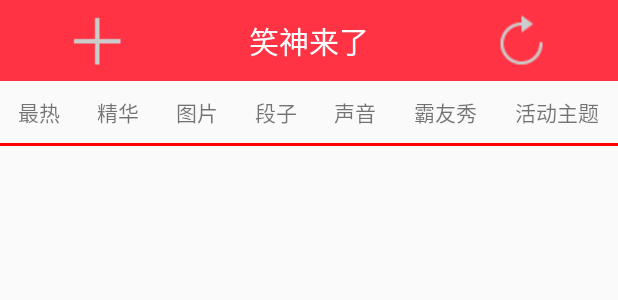
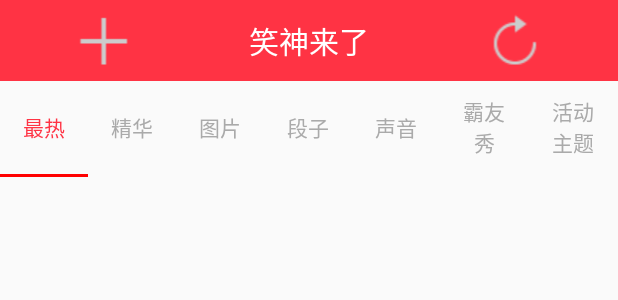
Before and after one commit to UserNameBoss/GraduateAPP2, an Android app: the layout frament__hot.xml on its own in the app's theme, with its tools: preview values and no code run, on a phone screen of 412 x 824 dp. Shown: the top 300 px of the screen. Run offline under Robolectric (Android 15) with nearby library versions, the phone set to English and light mode, and no system bars.

Commit message:
笑神的七个Fragment完成

```diff
--- a/app/src/main/java/com/example/yangxiaolong/graduateapp/frament/Fragment_message.java
+++ b/app/src/main/java/com/example/yangxiaolong/graduateapp/frament/Fragment_message.java
@@ -6,6 +6,7 @@ import android.support.v4.app.Fragment;
 import android.view.LayoutInflater;
 import android.view.View;
 import android.view.ViewGroup;
+import android.widget.TextView;
 
 import com.example.yangxiaolong.graduateapp.R;
 
@@ -13,7 +14,6 @@ import com.example.yangxiaolong.graduateapp.R;
  * A simple {@link Fragment} subclass.
  */
 public class Fragment_message extends Fragment {
-
 
     public Fragment_message() {
         // Required empty public constructor
--- a/app/src/main/java/com/example/yangxiaolong/graduateapp/frament/childframent/Fragment_hot.java
+++ b/app/src/main/java/com/example/yangxiaolong/graduateapp/frament/childframent/Fragment_hot.java
@@ -24,7 +24,7 @@ public class Fragment_hot extends Fragment {
     public View onCreateView(LayoutInflater inflater, ViewGroup container,
                              Bundle savedInstanceState) {
         // Inflate the layout for this fragment
-        return inflater.inflate(R.layout.frament__hot, container, false);
+        return inflater.inflate(R.layout.fragment_hot02, container, false);
     }
 
 }
--- /dev/null
+++ b/app/src/main/res/layout/fragment_hot02.xml
@@ -0,0 +1,6 @@
+<?xml version="1.0" encoding="utf-8"?>
+<LinearLayout xmlns:android="http://schemas.android.com/apk/res/android"
+    android:orientation="vertical" android:layout_width="match_parent"
+    android:layout_height="match_parent">
+
+</LinearLayout>
--- a/app/src/main/res/layout/frament__hot.xml
+++ b/app/src/main/res/layout/frament__hot.xml
@@ -2,143 +2,188 @@
     android:layout_width="match_parent"
     android:layout_height="match_parent"
     android:orientation="vertical">
-
+<!--笑神来了-->
     <LinearLayout
         android:layout_width="match_parent"
         android:layout_height="wrap_content"
         android:background="#ff3344"
-        android:orientation="horizontal">
+        android:orientation="horizontal"
+        >
 
-    <ImageView
-        android:layout_weight="1"
-        android:layout_width="wrap_content"
-        android:layout_height="wrap_content"
-        android:src="@drawable/icon_add"
-        android:id="@+id/imageView_add"
-        android:layout_gravity="right"/>
+        <ImageView
+            android:id="@+id/imageView_add"
+            android:layout_width="0dp"
+            android:layout_height="wrap_content"
+            android:layout_gravity="right"
+            android:layout_weight="1"
+            android:src="@drawable/icon_add"
+            />
 
-    <TextView
-        android:layout_width="wrap_content"
-        android:layout_height="match_parent"
-        android:text="笑神来了"
-        android:layout_weight="1"
-        android:gravity="center"
-        android:textSize="20sp"
-        android:textColor="@android:color/white"/>
+        <TextView
+            android:layout_width="0dp"
+            android:layout_height="match_parent"
+            android:layout_weight="1"
+            android:gravity="center"
+            android:text="笑神来了"
+            android:textColor="@android:color/white"
+            android:textSize="20sp" />
 
-    <ImageView
-        android:layout_weight="1"
-        android:layout_width="wrap_content"
-        android:layout_height="match_parent"
-        android:src="@drawable/hot_refresh_level"
-        android:id="@+id/imageView_refresh"/>
+        <ImageView
+            android:id="@+id/imageView_refresh"
+            android:layout_width="0dp"
+            android:layout_height="match_parent"
+            android:layout_weight="1"
+            android:src="@drawable/hot_refresh_level" />
     </LinearLayout>
 
+<!--整个标题外层-->
     <LinearLayout
         android:layout_width="match_parent"
-        android:orientation="vertical"
-        android:layout_height="wrap_content">
-        <LinearLayout
-            android:layout_width="match_parent"
-            android:layout_height="match_parent">
-       <TextView
+        android:layout_height="wrap_content"
+        android:orientation="vertical">
+<!--标题-->
+            <LinearLayout
+                android:layout_width="match_parent"
+                android:layout_height="match_parent"
+                android:id="@+id/linearLayout_title"
+                android:orientation="horizontal">
 
-           android:layout_width="wrap_content"
-           android:layout_height="match_parent"
-           android:text="最热"
-           android:layout_weight="1"
-           android:layout_margin="10dp"
-           android:id="@+id/textView_hot"
-           android:gravity="center"/>
-            <TextView
-                android:layout_width="wrap_content"
-                android:layout_height="match_parent"
-                android:text="精华"
-                android:layout_weight="1"
-                android:layout_margin="10dp"
-                android:id="@+id/textView_essence"
-                android:gravity="center"/>
-            <TextView
-                android:layout_width="wrap_content"
-                android:layout_height="match_parent"
-                android:text="图片"
-                android:layout_weight="1"
-                android:layout_margin="10dp"
-                android:id="@+id/textView_image"
-                android:gravity="center"/>
-            <TextView
-                android:layout_width="wrap_content"
-                android:layout_height="match_parent"
-                android:text="段子"
-                android:layout_weight="1"
-                android:layout_margin="10dp"
-                android:id="@+id/textView_section"
-                android:gravity="center"/>
-            <TextView
-                android:layout_width="wrap_content"
-                android:layout_height="match_parent"
-                android:text="声音"
-                android:layout_weight="1"
-                android:layout_margin="10dp"
-                android:id="@+id/textView_sound"
-                android:gravity="center"/>
+                <TextView
+                    android:id="@+id/textView_hot"
+                    android:layout_width="0dp"
+                    android:layout_height="match_parent"
+                    android:layout_margin="10dp"
+                    android:layout_weight="1"
+                    android:gravity="center"
+                    android:text="最热"
+                    android:textColor="#ff3344"
+                    />
 
-            <TextView
-                android:layout_width="wrap_content"
-                android:layout_height="match_parent"
-                android:text="霸友秀"
-                android:layout_weight="1"
-                android:layout_margin="10dp"
-                android:id="@+id/textView_tyrant"
-                android:gravity="center"/>
-            <TextView
-                android:layout_width="wrap_content"
-                android:layout_height="match_parent"
-                android:text="活动主题"
-                android:layout_weight="1"
-                android:layout_margin="10dp"
-                android:id="@+id/textView_activityThem"
-                android:gravity="center"/>
-        </LinearLayout>
-        <LinearLayout
-            android:orientation="horizontal"
-            android:layout_width="match_parent"
-            android:layout_height="wrap_content">
-            <ImageView
+                <TextView
+                    android:id="@+id/textView_essence"
+                    android:layout_width="0dp"
+                    android:layout_height="match_parent"
+                    android:layout_margin="10dp"
+                    android:layout_weight="1"
+                    android:gravity="center"
+                    android:text="精华"
+                    android:textColor="@android:color/darker_gray"/>
+
+                <TextView
+                    android:id="@+id/textView_image"
+                    android:layout_width="0dp"
+                    android:layout_height="match_parent"
+                    android:layout_margin="10dp"
+                    android:layout_weight="1"
+                    android:gravity="center"
+                    android:text="图片"
+                    android:textColor="@android:color/darker_gray"/>
+
+                <TextView
+                    android:id="@+id/textView_section"
+                    android:layout_width="0dp"
+                    android:layout_height="match_parent"
+                    android:layout_margin="10dp"
+                    android:layout_weight="1"
+                    android:gravity="center"
+                    android:text="段子"
+                    android:textColor="@android:color/darker_gray"/>
+
+                <TextView
+                    android:id="@+id/textView_sound"
+                    android:layout_width="0dp"
+                    android:layout_height="match_parent"
+                    android:layout_margin="10dp"
+                    android:layout_weight="1"
+                    android:gravity="center"
+                    android:text="声音"
+                    android:textColor="@android:color/darker_gray"/>
+
+                <TextView
+                    android:id="@+id/textView_tyrant"
+                    android:layout_width="0dp"
+                    android:layout_height="match_parent"
+                    android:layout_margin="10dp"
+                    android:layout_weight="1"
+                    android:gravity="center"
+                    android:text="霸友秀"
+                    android:textColor="@android:color/darker_gray"/>
+
+                <TextView
+                    android:id="@+id/textView_activityThem"
+                    android:layout_width="0dp"
+                    android:layout_height="match_parent"
+                    android:layout_margin="10dp"
+                    android:layout_weight="1"
+                    android:gravity="center"
+                    android:text="活动主题"
+                    android:textColor="@android:color/darker_gray"/>
+            </LinearLayout>
+   <!--线条-->
+            <LinearLayout
                 android:layout_width="match_parent"
-                android:layout_height="2dp"
-                android:id="@+id/imageView_hot"
-                android:background="#ff0000"/>
-            <ImageView
-                android:layout_width="match_parent"
-                android:layout_height="2dp"
-                android:id="@+id/imageView_essence"
-                android:background="#ff0000"/>
-            <ImageView
-                android:layout_width="match_parent"
-                android:layout_height="2dp"
-                android:id="@+id/imageView_image"
-                android:background="#ff0000"/>
-            <ImageView
-            android:layout_width="match_parent"
-            android:layout_height="2dp"
-            android:id="@+id/imageView_section"
-            android:background="#ff0000"/>
-            <ImageView
-                android:layout_width="match_parent"
-                android:layout_height="2dp"
-                android:id="@+id/imageView_sound"
-                android:background="#ff0000"/>
-            <ImageView
-                android:layout_width="match_parent"
-                android:layout_height="2dp"
-                android:id="@+id/imageView_tyrant"
-                android:background="#ff0000"/>
-            <ImageView
-                android:layout_width="match_parent"
-                android:layout_height="2dp"
-                android:id="@+id/imageView_activityThem"
-                android:background="#ff0000"/>
-        </LinearLayout>
-        </LinearLayout>
+                android:layout_height="wrap_content"
+                android:orientation="horizontal"
+                android:id="@+id/linearLayout_line"
+                >
+
+                <ImageView
+                    android:id="@+id/imageView_hot"
+                    android:layout_width="0dp"
+                    android:layout_height="2dp"
+                    android:layout_weight="1"
+                    android:background="#ff0000"
+
+                    />
+
+                <ImageView
+                    android:id="@+id/imageView_essence"
+                    android:layout_width="0dp"
+                    android:layout_height="2dp"
+                    android:layout_weight="1"
+                     />
+
+                <ImageView
+                    android:id="@+id/imageView_image"
+                    android:layout_width="0dp"
+                    android:layout_height="2dp"
+                    android:layout_weight="1"
+                     />
+
+                <ImageView
+                    android:id="@+id/imageView_section"
+                    android:layout_width="0dp"
+                    android:layout_height="2dp"
+                    android:layout_weight="1"
+                     />
+
+                <ImageView
+                    android:id="@+id/imageView_sound"
+                    android:layout_width="0dp"
+                    android:layout_height="2dp"
+                    android:layout_weight="1"
+                     />
+
+                <ImageView
+                    android:id="@+id/imageView_tyrant"
+                    android:layout_width="0dp"
+                    android:layout_height="2dp"
+                    android:layout_weight="1"
+                    />
+
+                <ImageView
+                    android:id="@+id/imageView_activityThem"
+                    android:layout_width="0dp"
+                    android:layout_height="2dp"
+                    android:layout_weight="1"
+                    />
+            </LinearLayout>
+
+    </LinearLayout>
+  <android.support.v4.view.ViewPager
+      android:layout_width="match_parent"
+      android:layout_height="match_parent"
+      android:id="@+id/viewPager">
+  </android.support.v4.view.ViewPager>
+
 </LinearLayout>
```
Also changed, not shown: app/src/main/java/com/example/yangxiaolong/graduateapp/activity/MainActivity.java (+4 -4 lines), app/src/main/java/com/example/yangxiaolong/graduateapp/frament/Fragment_Hot.java (+135 -2 lines).
